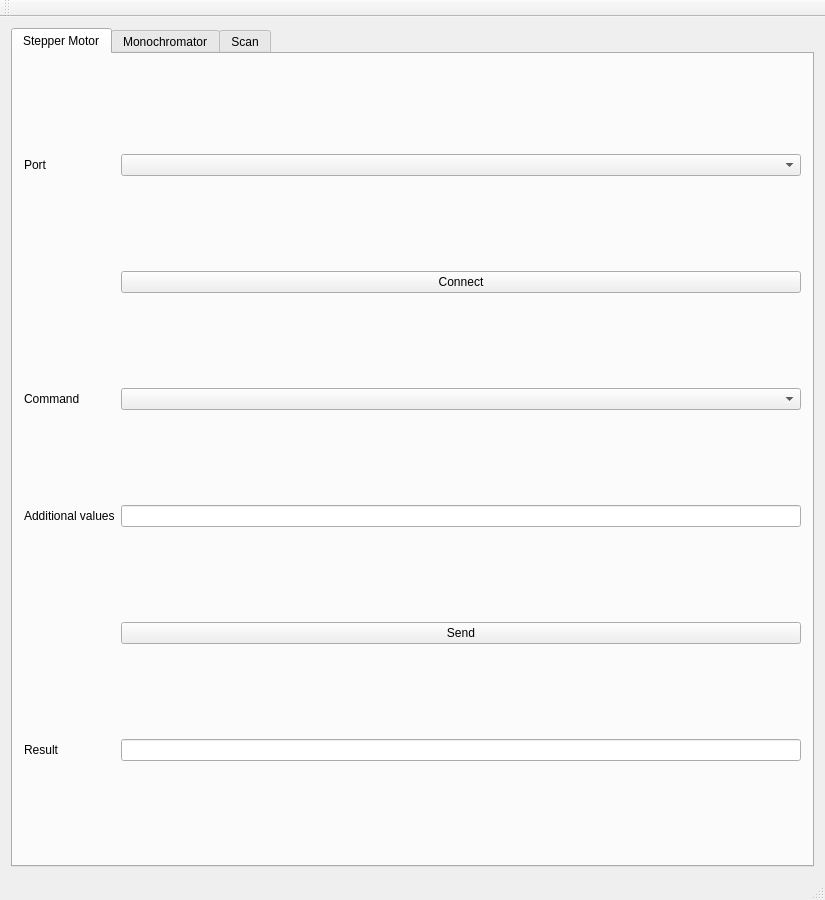
anates/DispersionSetup, file mainwindow.ui: the form before one commit.
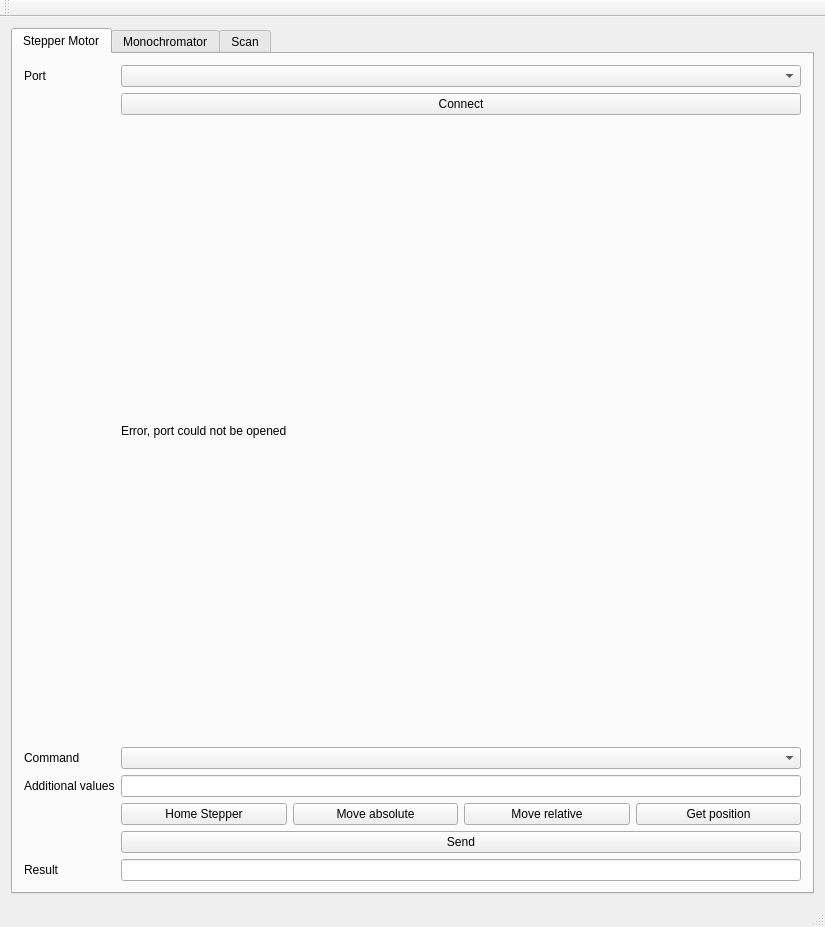
The form after the commit. Custom widgets are drawn as their Qt base class.

Commit message: Included better visualization of wrong port, hiding of not-needed parts, fixed slots, added possibility of including fft or not

What changed in the file:
```diff
--- a/mainwindow.ui
+++ b/mainwindow.ui
@@ -7,7 +7,7 @@
     <x>0</x>
     <y>0</y>
     <width>825</width>
-    <height>900</height>
+    <height>927</height>
    </rect>
   </property>
   <property name="windowTitle">
@@ -25,33 +25,33 @@
         <string>Stepper Motor</string>
        </attribute>
        <layout class="QGridLayout" name="gridLayout_2">
-        <item row="2" column="0">
+        <item row="3" column="0">
          <widget class="QLabel" name="label_6">
           <property name="text">
            <string>Command</string>
           </property>
          </widget>
         </item>
-        <item row="0" column="2">
-         <widget class="QComboBox" name="stepper_connections"/>
+        <item row="4" column="0">
+         <widget class="QLabel" name="label_8">
+          <property name="text">
+           <string>Additional values</string>
+          </property>
+         </widget>
         </item>
-        <item row="0" column="0">
-         <widget class="QLabel" name="stepperPortLabel">
+        <item row="7" column="0">
+         <widget class="QLabel" name="label_5">
           <property name="text">
-           <string>Port</string>
+           <string>Result</string>
           </property>
          </widget>
         </item>
-        <item row="5" column="2">
+        <item row="3" column="2">
+         <widget class="QComboBox" name="stepper_command"/>
+        </item>
+        <item row="7" column="2">
          <widget class="QLineEdit" name="stepper_result"/>
         </item>
-        <item row="4" column="2">
-         <widget class="QPushButton" name="Send_Data_Stepper">
-          <property name="text">
-           <string>Send</string>
-          </property>
-         </widget>
-        </item>
         <item row="1" column="2">
          <widget class="QPushButton" name="connect_stepper">
           <property name="text">
@@ -59,27 +59,66 @@
           </property>
          </widget>
         </item>
-        <item row="5" column="0">
-         <widget class="QLabel" name="label_5">
-          <property name="text">
-           <string>Result</string>
-          </property>
-         </widget>
+        <item row="0" column="2">
+         <widget class="QComboBox" name="stepper_connections"/>
         </item>
-        <item row="2" column="2">
-         <widget class="QComboBox" name="stepper_command"/>
-        </item>
-        <item row="3" column="2">
+        <item row="4" column="2">
          <layout class="QHBoxLayout" name="horizontalLayout">
           <item>
            <widget class="QLineEdit" name="Stepper_Value_1"/>
           </item>
          </layout>
         </item>
-        <item row="3" column="0">
-         <widget class="QLabel" name="label_8">
+        <item row="5" column="2">
+         <layout class="QHBoxLayout" name="horizontalLayout_5">
+          <item>
+           <widget class="QPushButton" name="homeStepperButton">
+            <property name="text">
+             <string>Home Stepper</string>
+            </property>
+           </widget>
+          </item>
+          <item>
+           <widget class="QPushButton" name="AbsStepperButton">
+            <property name="text">
+             <string>Move absolute</string>
+            </property>
+           </widget>
+          </item>
+          <item>
+           <widget class="QPushButton" name="RelStepperButton">
+            <property name="text">
+             <string>Move relative</string>
+            </property>
+           </widget>
+          </item>
+          <item>
+           <widget class="QPushButton" name="PosStepperButton">
+            <property name="text">
+             <string>Get position</string>
+            </property>
+           </widget>
+          </item>
+         </layout>
+        </item>
+        <item row="0" column="0">
+         <widget class="QLabel" name="stepperPortLabel">
           <property name="text">
-           <string>Additional values</string>
+           <string>Port</string>
+          </property>
+         </widget>
+        </item>
+        <item row="6" column="2">
+         <widget class="QPushButton" name="Send_Data_Stepper">
+          <property name="text">
+           <string>Send</string>
+          </property>
+         </widget>
+        </item>
+        <item row="2" column="2">
+         <widget class="QLabel" name="stepperErrorLabel">
+          <property name="text">
+           <string>Error, port could not be opened</string>
           </property>
          </widget>
         </item>
```
Left out of the diff: 116 changed lines with no effect on the pictures. The commit also changes 8 other files.
